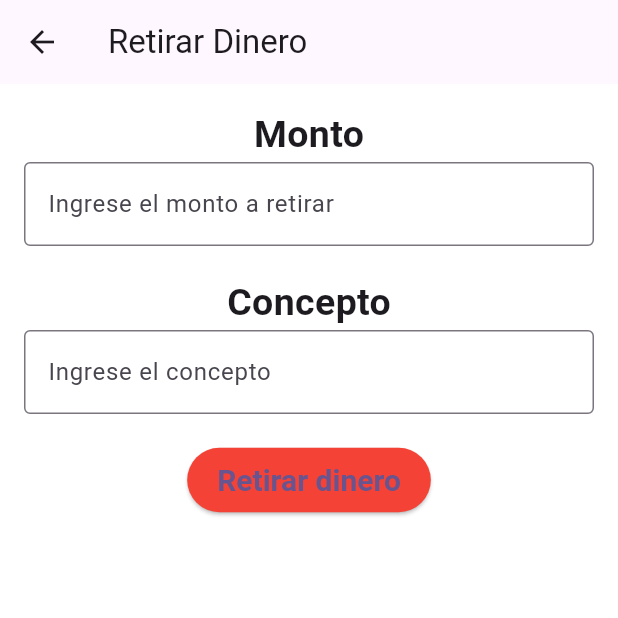
After one commit to jorgedeltoro111/cash_reader_app, a Flutter app: the RetirarDinero screen opened directly, on a phone screen of 412 x 824 dp, the top half of it. The commit adds this screen. Run offline on Flutter 3.47's test engine with Material 3 defaults, Android fonts, the light colour scheme and no system bars; our stand-ins replace image_picker; missing offline and left inert: google_mlkit_image_labeling; network calls fail.

Commit message:
Seccion retirar dinero creada correctamente sin backend

```diff
--- /dev/null
+++ b/lib/components/retirarDinero.dart
@@ -0,0 +1,107 @@
+import 'package:flutter/material.dart';
+import 'modalExito.dart'; // Componente ModalExito
+
+class RetirarDinero extends StatefulWidget {
+  @override
+  _RetirarDineroState createState() => _RetirarDineroState();
+}
+
+class _RetirarDineroState extends State<RetirarDinero> {
+  final TextEditingController _montoController = TextEditingController();
+  final TextEditingController _conceptoController = TextEditingController();
+  bool _isOpen = false;
+
+  // Función para manejar la apertura y cierre del modal
+  void isOpenFunction(bool valor) {
+    setState(() {
+      _isOpen = valor;
+    });
+    if (!valor) {
+      Navigator.pop(context);
+    }
+  }
+
+  // Cascarón de la función para manejar el retiro de dinero (sin lógica de backend)
+  void retirarDinero(double monto, String concepto) {
+    if (monto != 0) {
+      print('Monto de $monto gastado');
+      print('Concepto: $concepto');
+      setState(() {
+        _isOpen = true;
+        _montoController.clear();
+        _conceptoController.clear();
+      });
+      // Aquí el equipo de backend implementará la lógica para enviar la solicitud
+    } else {
+      print('No hay dinero que gastar');
+    }
+  }
+
+  @override
+  Widget build(BuildContext context) {
+    return Scaffold(
+      backgroundColor: Colors.white,
+      appBar: AppBar(
+        title: Text('Retirar Dinero'),
+      ),
+      body: Padding(
+        padding: const EdgeInsets.all(16.0),
+        child: Column(
+          crossAxisAlignment: CrossAxisAlignment.center,
+          children: [
+            Text(
+              'Monto',
+              style: TextStyle(fontSize: 25, fontWeight: FontWeight.bold),
+            ),
+            TextField(
+              controller: _montoController,
+              keyboardType: TextInputType.number,
+              decoration: InputDecoration(
+                hintText: 'Ingrese el monto a retirar',
+                border: OutlineInputBorder(),
+              ),
+              onChanged: (value) {
+                setState(() {});
+              },
+            ),
+            SizedBox(height: 20),
+            Text(
+              'Concepto',
+              style: TextStyle(fontSize: 25, fontWeight: FontWeight.bold),
+            ),
+            TextField(
+              controller: _conceptoController,
+              decoration: InputDecoration(
+                hintText: 'Ingrese el concepto',
+                border: OutlineInputBorder(),
+              ),
+              onChanged: (value) {
+                setState(() {});
+              },
+            ),
+            SizedBox(height: 20),
+            ElevatedButton(
+              onPressed: () {
+                double monto = double.tryParse(_montoController.text) ?? 0;
+                String concepto = _conceptoController.text;
+                retirarDinero(monto, concepto);
+              },
+              style: ElevatedButton.styleFrom(
+                backgroundColor: Colors.red,
+                padding: EdgeInsets.symmetric(horizontal: 20, vertical: 10),
+                textStyle: TextStyle(fontSize: 20, fontWeight: FontWeight.bold),
+              ),
+              child: Text('Retirar dinero'),
+            ),
+            if (_isOpen)
+              Center(
+                child: ModalExito(
+                  isOpenFunction: isOpenFunction,
+                ),
+              ),
+          ],
+        ),
+      ),
+    );
+  }
+}
--- a/lib/screens/financeScreen.dart
+++ b/lib/screens/financeScreen.dart
@@ -1,6 +1,7 @@
 import 'package:flutter/material.dart';
 import '../components/login.dart'; // Importa el componente Login
 import '../components/ingresarDinero.dart';
+import '../components/retirarDinero.dart';
 class FinanceScreen extends StatefulWidget {
   @override
   _FinanceScreenState createState() => _FinanceScreenState();
@@ -53,7 +54,10 @@ class _FinanceScreenState extends State<FinanceScreen> {
               margin: EdgeInsets.symmetric(vertical: 10),
               child: ElevatedButton(
                 onPressed: () {
-                  Navigator.pushNamed(context, '/retirarDinero');
+                  Navigator.push(
+                    context,
+                    MaterialPageRoute(builder: (context) => RetirarDinero()), // Navegación directa
+                  );
                 },
                 style: ElevatedButton.styleFrom(
                   minimumSize: Size(200, 50),
```
